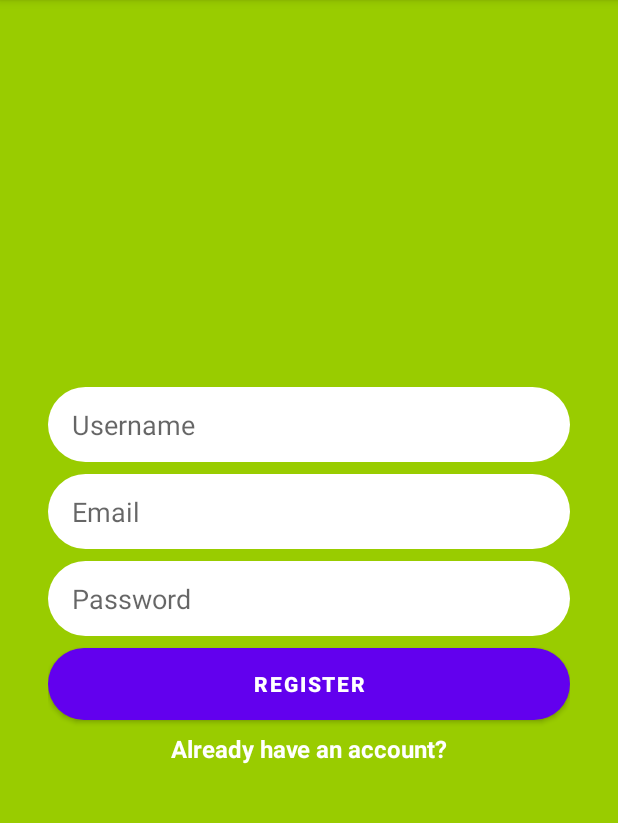
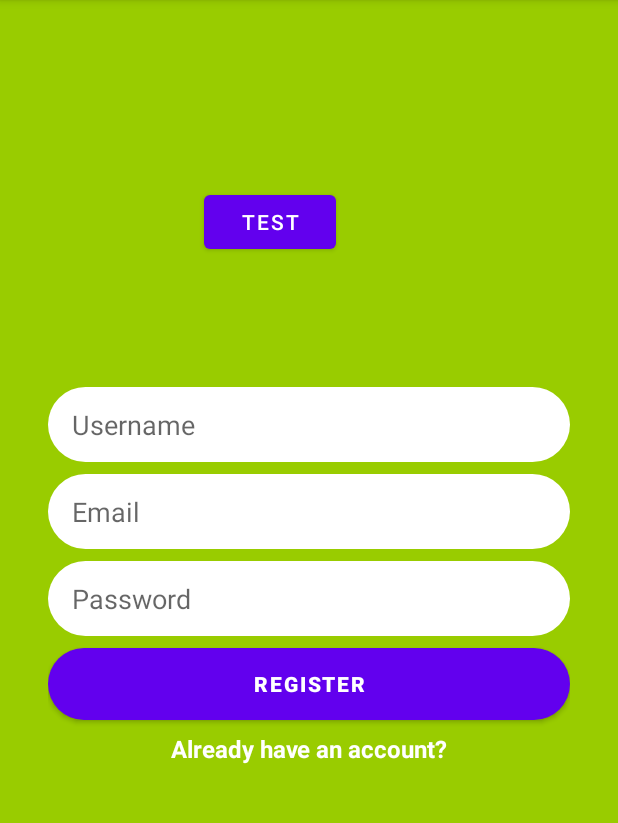
Before and after one commit to KamilMatejuk/Grupkowo, an Android app: the screen it shows after launch (RegisterActivity), on a phone screen of 412 x 824 dp, the part 84-907 px from its top. Run offline under Robolectric (Android 15) with nearby library versions, the phone set to English and light mode, and no system bars; our stand-ins replace Firebase (no records; nobody signed in at launch, a user with empty details on screens opened directly), Volley.

Commit message:
test state for wall

```diff
--- a/LoginRegisteryApp/app/src/main/java/com/example/myapplication/RegisterActivity.kt
+++ b/LoginRegisteryApp/app/src/main/java/com/example/myapplication/RegisterActivity.kt
@@ -45,6 +45,12 @@
             Log.d(TAG, "Try to show login activity")
             // launch the login activity
             val intent = Intent(this, LoginActivity::class.java)
+            startActivity(intent)
+            finish()
+        }
+
+        testButton.setOnClickListener {
+            val intent = Intent(this, WallActivity::class.java)
             startActivity(intent)
             finish()
         }
--- a/LoginRegisteryApp/app/src/main/res/layout/activity_register.xml
+++ b/LoginRegisteryApp/app/src/main/res/layout/activity_register.xml
@@ -6,6 +6,17 @@
     android:layout_height="match_parent"
     android:background="@android:color/holo_green_light"
     tools:context=".RegisterActivity">
+
+    <Button
+        android:id="@+id/testButton"
+        android:layout_width="wrap_content"
+        android:layout_height="wrap_content"
+        android:layout_marginStart="136dp"
+        android:layout_marginLeft="136dp"
+        android:layout_marginTop="124dp"
+        android:text="test"
+        app:layout_constraintStart_toStartOf="parent"
+        app:layout_constraintTop_toTopOf="parent" />
 
     <LinearLayout
         android:layout_width="match_parent"
```
Also changed, not shown: LoginRegisteryApp/app/src/main/java/com/example/myapplication/WallActivity.kt (+4 -9 lines).
